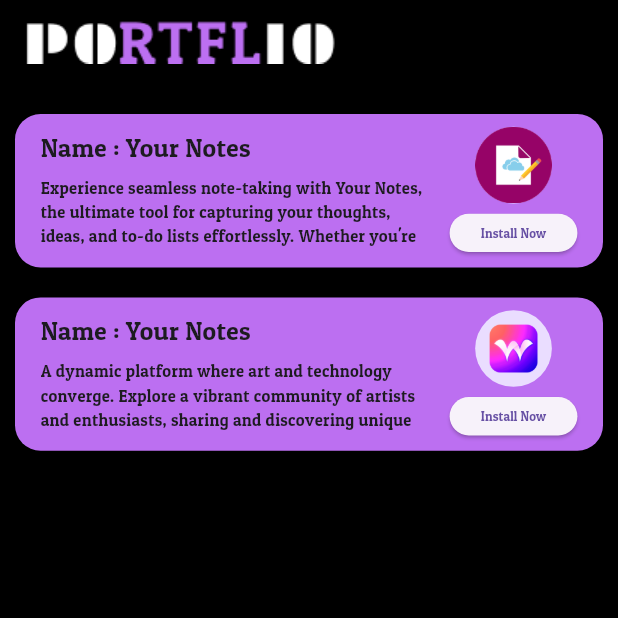
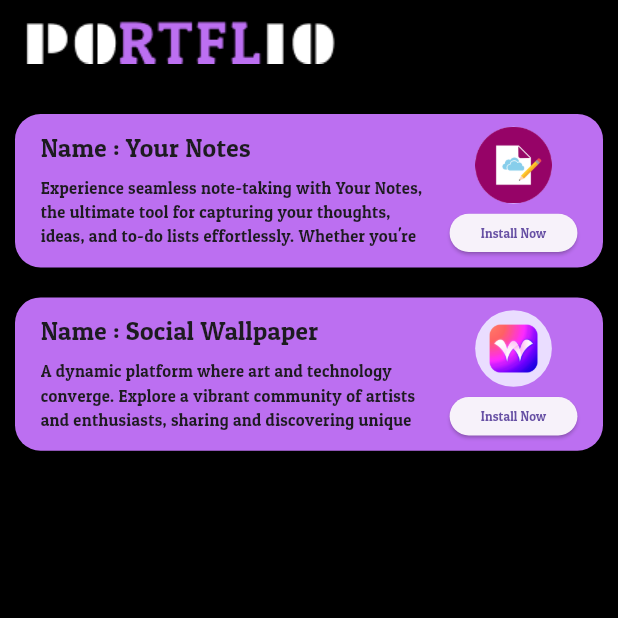
Before and after one commit to yasin9064/yasin_bio, a Flutter app: the screen it shows after launch, item 5 of the bottom bar chosen, on a phone screen of 412 x 824 dp, the top half of it. Run offline on Flutter 3.47's test engine with Material 3 defaults, Android fonts, the light colour scheme and no system bars; our stand-ins replace font_awesome_flutter, gap, percent_indicator.

Commit message:
some corrections

```diff
--- a/lib/LiveApps/MobileLiveApps/MobileLiveApps.dart
+++ b/lib/LiveApps/MobileLiveApps/MobileLiveApps.dart
@@ -103,7 +103,7 @@ class MobileLiveApps extends StatelessWidget {
                         mainAxisAlignment: MainAxisAlignment.spaceAround,
                         crossAxisAlignment: CrossAxisAlignment.start,
                         children: [
-                          Text("Name : Your Notes",
+                          Text("Name : Social Wallpaper",
                               style: TextStyle(
                                   fontSize: 20, fontFamily: "PatuaOne")),
                           Gap(2),
--- a/lib/LiveApps/TabletLiveApps/TabletLiveApps.dart
+++ b/lib/LiveApps/TabletLiveApps/TabletLiveApps.dart
@@ -101,7 +101,7 @@ class TabletLiveApps extends StatelessWidget {
                     child: Column(
                         crossAxisAlignment: CrossAxisAlignment.start,
                         children: [
-                          Text("Name : Your Notes",
+                          Text("Name : Social Wallpaper",
                               style: TextStyle(
                                   fontSize: 32, fontFamily: "PatuaOne")),
                           Container(
```
